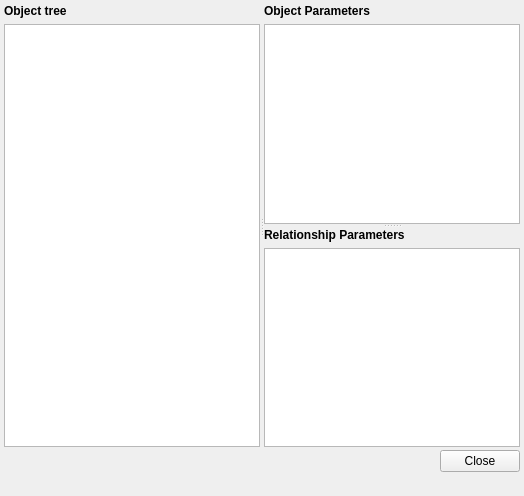
First picture: the form in spinetoolbox/ui/Spine_data_explorer.ui, repository spine-tools/Spine-Toolbox, before the edit.
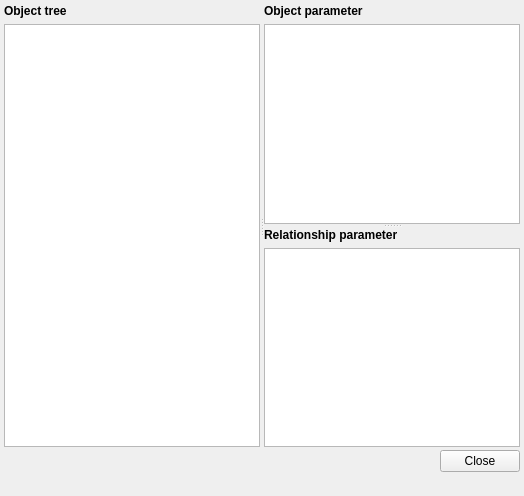
Second picture: the form after the edit.

The edit to the form file:
```diff
--- a/spinetoolbox/ui/Spine_data_explorer.ui
+++ b/spinetoolbox/ui/Spine_data_explorer.ui
@@ -113,7 +113,7 @@
              </sizepolicy>
             </property>
             <property name="text">
-             <string>&lt;b&gt;Object Parameters&lt;/b&gt;</string>
+             <string>&lt;b&gt;Object parameter&lt;/b&gt;</string>
             </property>
            </widget>
           </item>
@@ -140,7 +140,7 @@
              </sizepolicy>
             </property>
             <property name="text">
-             <string>&lt;b&gt;Relationship Parameters&lt;/b&gt;</string>
+             <string>&lt;b&gt;Relationship parameter&lt;/b&gt;</string>
             </property>
            </widget>
           </item>
```
